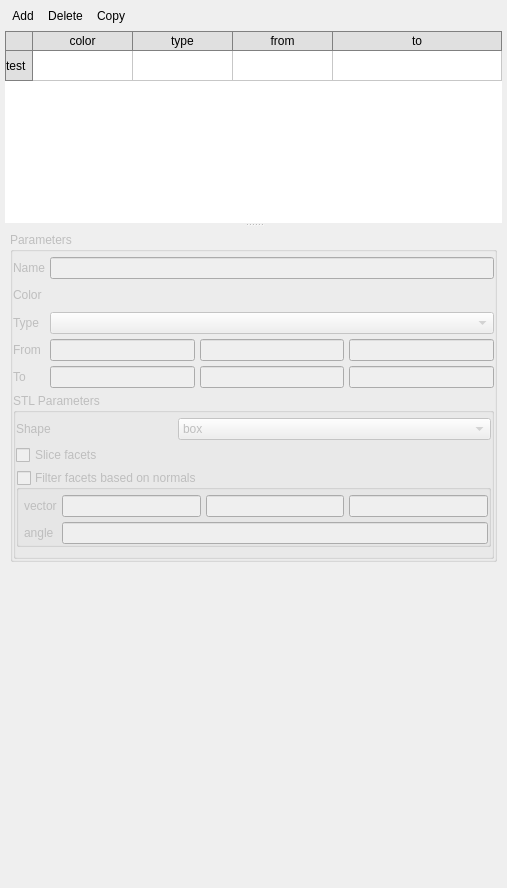
This is mfixgui/uifiles/regions.ui in truongd8593/mfix as Qt 5 draws it before an edit. The edited form follows.
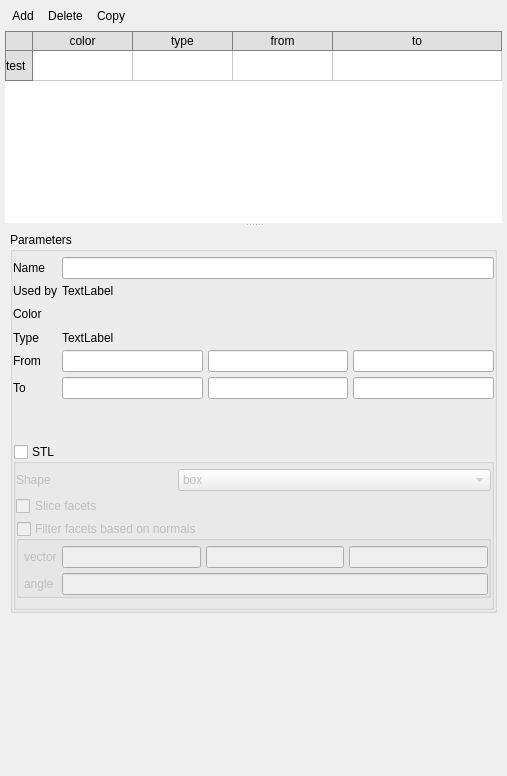
This is the edited form. Custom widgets are drawn as their Qt base class.

Commit message: progress towards infering region type (#206)

What changed in the file:
```diff
--- a/mfixgui/uifiles/regions.ui
+++ b/mfixgui/uifiles/regions.ui
@@ -7,7 +7,7 @@
     <x>0</x>
     <y>0</y>
     <width>507</width>
-    <height>888</height>
+    <height>776</height>
    </rect>
   </property>
   <layout class="QVBoxLayout" name="verticalLayout_2">
@@ -234,7 +234,7 @@
        <item>
         <widget class="QGroupBox" name="groupbox_region_parameters">
          <property name="enabled">
-          <bool>false</bool>
+          <bool>true</bool>
          </property>
          <property name="sizePolicy">
           <sizepolicy hsizetype="Preferred" vsizetype="Fixed">
@@ -264,13 +264,13 @@
           <property name="spacing">
            <number>5</number>
           </property>
-          <item row="5" column="2">
+          <item row="6" column="2">
            <widget class="LineEdit" name="lineedit_regions_to_y"/>
           </item>
-          <item row="4" column="2">
+          <item row="5" column="2">
            <widget class="LineEdit" name="lineedit_regions_from_y"/>
           </item>
-          <item row="4" column="0">
+          <item row="5" column="0">
            <widget class="QLabel" name="label_32">
             <property name="sizePolicy">
              <sizepolicy hsizetype="Preferred" vsizetype="Fixed">
@@ -283,7 +283,7 @@
             </property>
            </widget>
           </item>
-          <item row="2" column="0">
+          <item row="3" column="0">
            <widget class="QLabel" name="label_35">
             <property name="sizePolicy">
              <sizepolicy hsizetype="Preferred" vsizetype="Fixed">
@@ -296,19 +296,16 @@
             </property>
            </widget>
           </item>
-          <item row="4" column="1">
+          <item row="5" column="1">
            <widget class="LineEdit" name="lineedit_regions_from_x"/>
           </item>
-          <item row="2" column="1" colspan="3">
-           <widget class="ComboBox" name="combobox_regions_type"/>
-          </item>
           <item row="0" column="1" colspan="3">
            <widget class="LineEdit" name="lineedit_regions_name"/>
           </item>
-          <item row="5" column="1">
+          <item row="6" column="1">
            <widget class="LineEdit" name="lineedit_regions_to_x"/>
           </item>
-          <item row="5" column="0">
+          <item row="6" column="0">
            <widget class="QLabel" name="label_33">
             <property name="sizePolicy">
              <sizepolicy hsizetype="Preferred" vsizetype="Fixed">
@@ -321,7 +318,7 @@
             </property>
            </widget>
           </item>
-          <item row="5" column="3">
+          <item row="6" column="3">
            <widget class="LineEdit" name="lineedit_regions_to_z"/>
           </item>
           <item row="0" column="0">
@@ -337,10 +334,10 @@
             </property>
            </widget>
           </item>
-          <item row="4" column="3">
+          <item row="5" column="3">
            <widget class="LineEdit" name="lineedit_regions_from_z"/>
           </item>
-          <item row="1" column="0">
+          <item row="2" column="0">
            <widget class="QLabel" name="label_4">
             <property name="sizePolicy">
              <sizepolicy hsizetype="Preferred" vsizetype="Fixed">
@@ -353,7 +350,7 @@
             </property>
            </widget>
           </item>
-          <item row="1" column="1">
+          <item row="2" column="1">
            <widget class="QToolButton" name="toolbutton_color">
             <property name="text">
              <string/>
@@ -363,10 +360,10 @@
             </property>
            </widget>
           </item>
-          <item row="7" column="0" colspan="4">
+          <item row="8" column="0" colspan="4">
            <widget class="QGroupBox" name="groupbox_stl">
             <property name="enabled">
-             <bool>false</bool>
+             <bool>true</bool>
             </property>
             <property name="sizePolicy">
              <sizepolicy hsizetype="Preferred" vsizetype="Fixed">
@@ -375,11 +372,17 @@
              </sizepolicy>
             </property>
             <property name="title">
-             <string>STL Parameters</string>
+             <string>STL </string>
             </property>
             <property name="flat">
              <bool>true</bool>
             </property>
+            <property name="checkable">
+             <bool>true</bool>
+            </property>
+            <property name="checked">
+             <bool>false</bool>
+            </property>
             <layout class="QGridLayout" name="gridLayout">
              <property name="leftMargin">
               <number>0</number>
@@ -501,6 +504,40 @@
             </layout>
            </widget>
           </item>
+          <item row="7" column="2">
+           <spacer name="verticalSpacer_2">
+            <property name="orientation">
+             <enum>Qt::Vertical</enum>
+            </property>
+            <property name="sizeHint" stdset="0">
+             <size>
+              <width>20</width>
+              <height>40</height>
+             </size>
+            </property>
+           </spacer>
+          </item>
+          <item row="1" column="0">
+           <widget class="QLabel" name="label_5">
+            <property name="text">
+             <string>Used by</string>
+            </property>
+           </widget>
+          </item>
+          <item row="1" column="1" colspan="3">
+           <widget class="QLabel" name="label_used_by">
+            <property name="text">
+             <string>TextLabel</string>
+            </property>
+           </widget>
+          </item>
+          <item row="3" column="1" colspan="3">
+           <widget class="QLabel" name="label_region_type">
+            <property name="text">
+             <string>TextLabel</string>
+            </property>
+           </widget>
+          </item>
          </layout>
         </widget>
        </item>
```
Left out of the diff: 1 changed line with no effect on the pictures. The commit also changes 1 other file.
